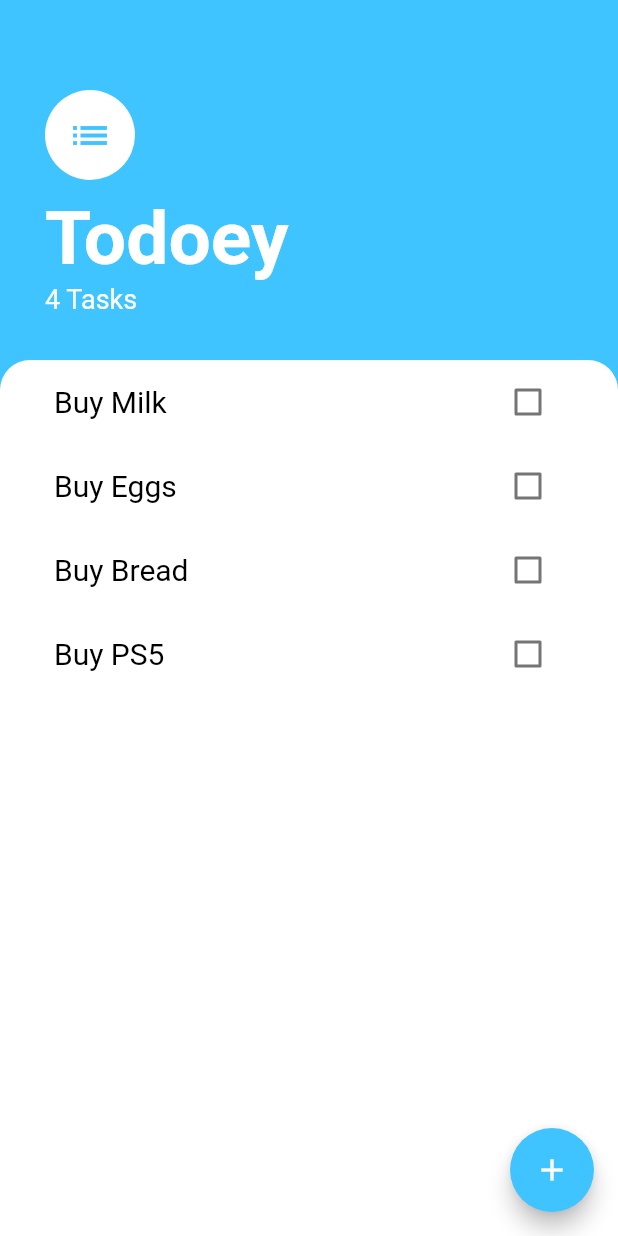
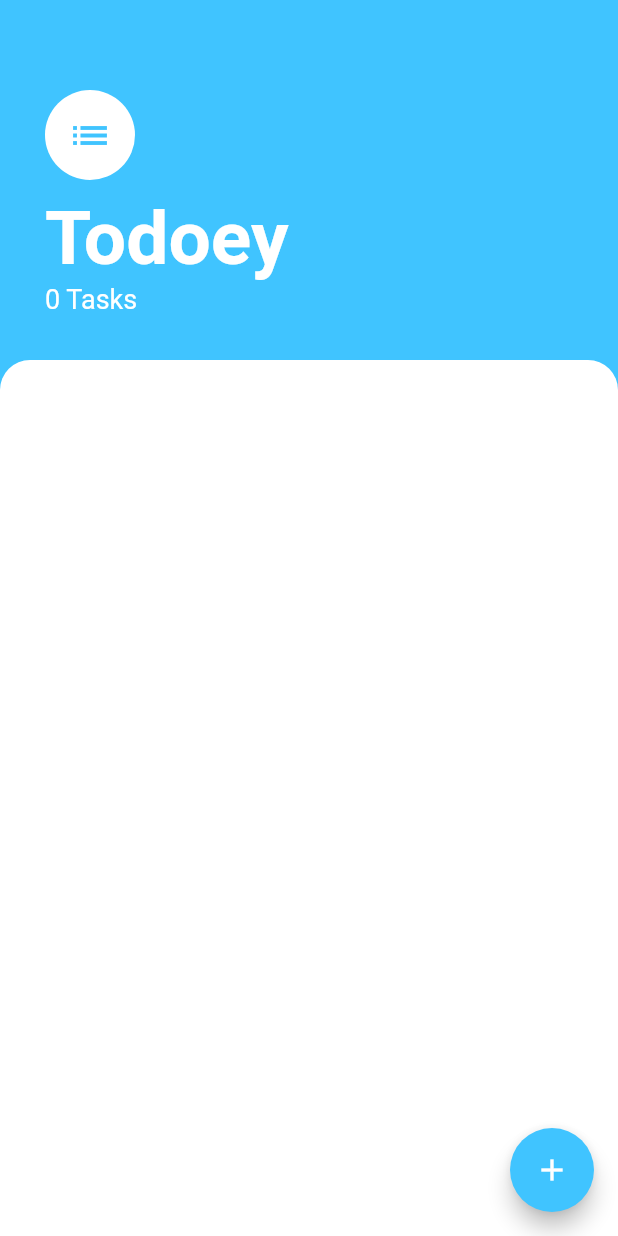
Before and after one commit to kaylanx/smartlist_flutter, a Flutter app: the screen it shows after launch, on a phone screen of 412 x 824 dp. Run offline on Flutter 3.47's test engine with Material 2 defaults, Android fonts, the phone set to English and light mode, and no system bars.

```diff
--- a/lib/main.dart
+++ b/lib/main.dart
@@ -1,4 +1,6 @@
 import 'package:flutter/material.dart';
+import 'package:provider/provider.dart';
+import 'package:todoey_flutter/models/tasks_model.dart';
 import 'package:todoey_flutter/screens/tasks_screen.dart';
 
 void main() {
@@ -8,11 +10,14 @@ void main() {
 class MyApp extends StatelessWidget {
   @override
   Widget build(BuildContext context) {
-    return MaterialApp(
-      theme: Theme.of(context).copyWith(
-        primaryColor: Colors.lightBlueAccent,
+    return ChangeNotifierProvider(
+      create: (_) => TasksModel(),
+      child: MaterialApp(
+        theme: Theme.of(context).copyWith(
+          primaryColor: Colors.lightBlueAccent,
+        ),
+        home: TasksScreen(),
       ),
-      home: TasksScreen(),
     );
   }
 }
--- a/lib/models/task.dart
+++ b/lib/models/task.dart
@@ -1,3 +1,5 @@
+import 'package:flutter/foundation.dart';
+
 class Task {
   final String name;
   bool _isDone = false;
--- /dev/null
+++ b/lib/models/tasks_model.dart
@@ -0,0 +1,24 @@
+import 'dart:collection';
+
+import 'package:flutter/foundation.dart';
+import 'package:todoey_flutter/models/task.dart';
+
+class TasksModel with ChangeNotifier {
+
+  List<Task> _tasks = [];
+
+  UnmodifiableListView<Task> get tasks => UnmodifiableListView(_tasks);
+
+  int get taskCount => _tasks.length;
+
+  void addTask(Task task) {
+    _tasks.add(task);
+    notifyListeners();
+  }
+
+  void toggleTaskDoneAtIndex(int index) {
+    _tasks[index].toggleDone();
+    notifyListeners();
+  }
+
+}
--- a/lib/screens/tasks_screen.dart
+++ b/lib/screens/tasks_screen.dart
@@ -1,20 +1,11 @@
 import 'package:flutter/material.dart';
 import 'package:todoey_flutter/models/task.dart';
+import 'package:todoey_flutter/models/tasks_model.dart';
 import 'package:todoey_flutter/screens/add_task_screen.dart';
 import 'package:todoey_flutter/widgets/tasks_list.dart';
+import 'package:provider/provider.dart';
 
-class TasksScreen extends StatefulWidget {
-  @override
-  _TasksScreenState createState() => _TasksScreenState();
-}
-
-class _TasksScreenState extends State<TasksScreen> {
-  List<Task> _tasks = [
-    Task(name: 'Buy Milk'),
-    Task(name: 'Buy Eggs'),
-    Task(name: 'Buy Bread'),
-    Task(name: 'Buy PS5'),
-  ];
+class TasksScreen extends StatelessWidget {
 
   @override
   Widget build(BuildContext context) {
@@ -32,13 +23,7 @@ class _TasksScreenState extends State<TasksScreen> {
                 padding: EdgeInsets.only(
                   bottom: MediaQuery.of(context).viewInsets.bottom,
                 ),
-                child: AddTaskScreen(
-                  onTaskAdd: (taskText) {
-                    setState(() {
-                      _tasks.add(Task(name: taskText));
-                    });
-                  },
-                ),
+                child: AddTaskScreen(),
               ),
             ),
           );
@@ -76,7 +61,7 @@ class _TasksScreenState extends State<TasksScreen> {
                   ),
                 ),
                 Text(
-                  "${_tasks.length} Tasks",
+                  "${context.watch<TasksModel>().taskCount} Tasks",
                   style: TextStyle(
                     color: Colors.white,
                     fontSize: 18.0,
@@ -95,9 +80,7 @@ class _TasksScreenState extends State<TasksScreen> {
                   topRight: Radius.circular(20.0),
                 ),
               ),
-              child: TasksList(
-                tasks: _tasks,
-              ),
+              child: TasksList(),
             ),
           )
         ],
--- a/lib/widgets/tasks_list.dart
+++ b/lib/widgets/tasks_list.dart
@@ -1,33 +1,27 @@
 import 'package:flutter/material.dart';
-import 'package:todoey_flutter/models/task.dart';
+import 'package:provider/provider.dart';
+import 'package:todoey_flutter/models/tasks_model.dart';
 import 'package:todoey_flutter/widgets/task_tile.dart';
 
-class TasksList extends StatefulWidget {
-  final List<Task> tasks;
-
-  const TasksList({this.tasks});
-
-  @override
-  _TasksListState createState() => _TasksListState();
-}
-
-class _TasksListState extends State<TasksList> {
+class TasksList extends StatelessWidget {
   @override
   Widget build(BuildContext context) {
+    return Consumer<TasksModel>(
+      builder: (context, taskModel, child) {
         return ListView.builder(
-      itemCount: widget.tasks.length,
+          itemCount: taskModel.taskCount,
           itemBuilder: (context, index) {
-        final currentTask = widget.tasks[index];
+            final currentTask = taskModel.tasks[index];
             return TaskTile(
               taskTitle: currentTask.name,
               isChecked: currentTask.isDone,
               onCheckboxToggled: (bool checkboxState) {
-            setState(() {
-              currentTask.toggleDone();
-            });
+                taskModel.toggleTaskDoneAtIndex(index);
               },
             );
           },
         ).build(context);
+      },
+    );
   }
 }
```
Also changed, not shown: lib/screens/add_task_screen.dart (+4 -4 lines). Lines whose indentation alone changed are shown as unchanged.
